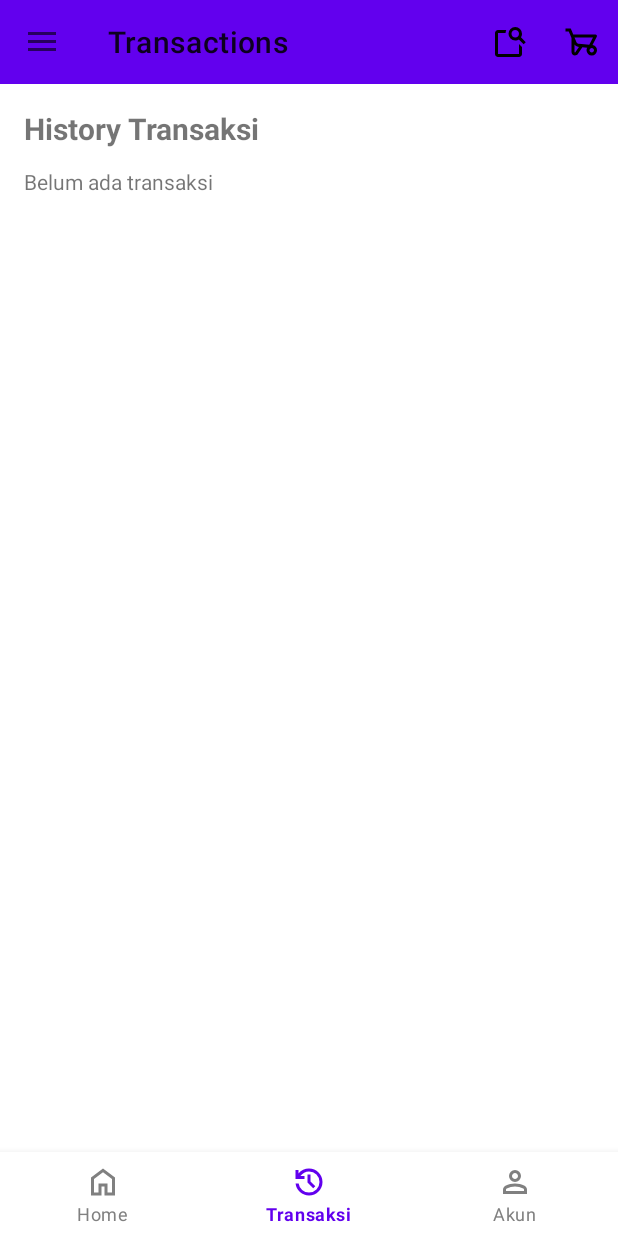
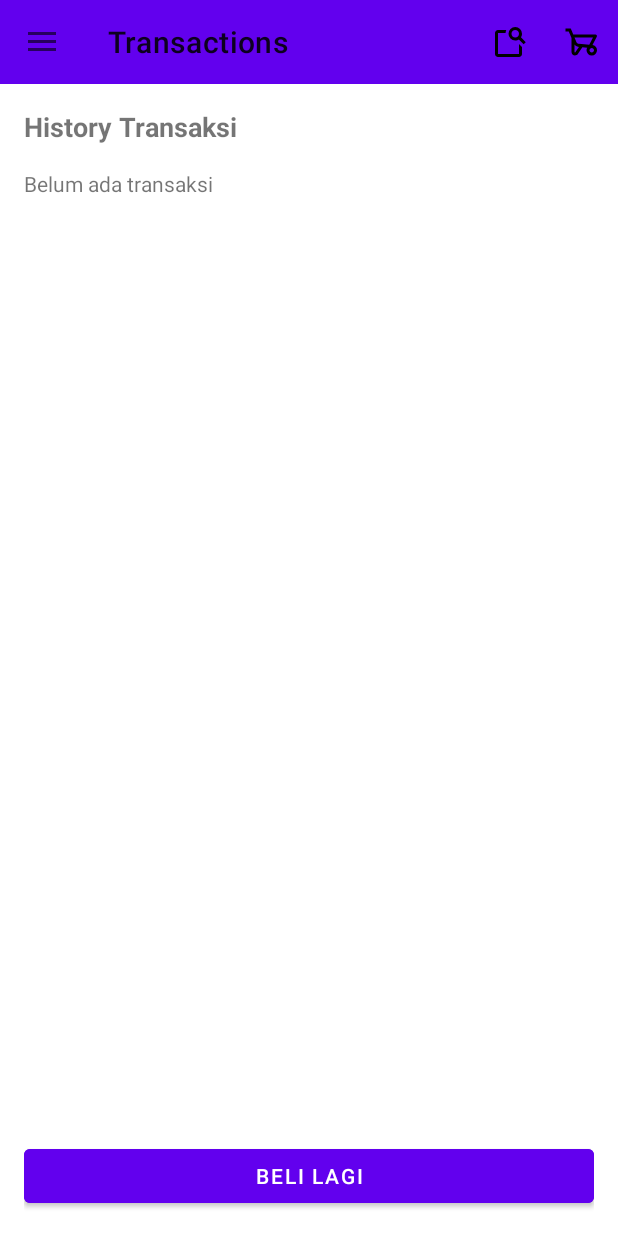
Before and after one commit to ryanradithya/miniprojectv2, an Android app: the TransactionsFragment screen opened through its navigation route, on a phone screen of 412 x 824 dp. Run offline under Robolectric (Android 15) with nearby library versions, the phone set to English and light mode, and no system bars; our stand-ins replace navigation-ui.

Commit message:
tipen - ganti navbar di transcation jadi tombol beli lagi

```diff
--- a/app/src/main/java/com/example/miniprojectv2/MainActivity.kt
+++ b/app/src/main/java/com/example/miniprojectv2/MainActivity.kt
@@ -33,6 +33,8 @@ class MainActivity : AppCompatActivity() {
         appBarConfiguration = AppBarConfiguration(
             setOf(
                 R.id.homeFragment,
+                R.id.jualFragment,
+                R.id.beliFragment,
                 R.id.transactionsFragment,
                 R.id.accountFragment
             ),
@@ -53,10 +55,13 @@ class MainActivity : AppCompatActivity() {
         // 🔥 Atur visibilitas bottom nav
         navController.addOnDestinationChangedListener { _, destination, _ ->
             when (destination.id) {
-                R.id.cartFragment -> bottomNav.visibility = View.GONE
+                R.id.cartFragment,
+                R.id.checkoutFragment,
+                R.id.transactionsFragment -> bottomNav.visibility = View.GONE
                 else -> bottomNav.visibility = View.VISIBLE
             }
         }
+
     }
 
     // supaya tombol back/up jalan
--- a/app/src/main/java/com/example/miniprojectv2/TransactionsFragment.kt
+++ b/app/src/main/java/com/example/miniprojectv2/TransactionsFragment.kt
@@ -4,13 +4,12 @@ import android.os.Bundle
 import android.view.LayoutInflater
 import android.view.View
 import android.view.ViewGroup
-import android.widget.LinearLayout
-import android.widget.TextView
+import android.widget.*
 import androidx.cardview.widget.CardView
 import androidx.fragment.app.Fragment
+import androidx.navigation.fragment.findNavController
 import java.text.SimpleDateFormat
-import java.util.Date
-import java.util.Locale
+import java.util.*
 
 class TransactionsFragment : Fragment() {
     override fun onCreateView(
@@ -21,6 +20,7 @@ class TransactionsFragment : Fragment() {
         val v = inflater.inflate(R.layout.fragment_transactions, container, false)
 
         val transactionList: LinearLayout = v.findViewById(R.id.transactions_list)
+        val btnGoToBeli: Button = v.findViewById(R.id.btn_go_to_beli)
         transactionList.removeAllViews()
 
         if (TransactionManager.transactions.isEmpty()) {
@@ -64,6 +64,12 @@ class TransactionsFragment : Fragment() {
                 transactionList.addView(card)
             }
         }
+
+        // Navigasi ke BeliFragment
+        btnGoToBeli.setOnClickListener {
+            findNavController().navigate(R.id.beliFragment)
+        }
+
         return v
     }
 }
--- a/app/src/main/res/layout/fragment_transactions.xml
+++ b/app/src/main/res/layout/fragment_transactions.xml
@@ -1,22 +1,33 @@
 <?xml version="1.0" encoding="utf-8"?>
 <LinearLayout xmlns:android="http://schemas.android.com/apk/res/android"
-    android:orientation="vertical"
     android:layout_width="match_parent"
     android:layout_height="match_parent"
+    android:orientation="vertical"
     android:padding="16dp">
 
     <TextView
-        android:id="@+id/transactions_title"
+        android:id="@+id/tv_title_transactions"
         android:layout_width="wrap_content"
         android:layout_height="wrap_content"
         android:text="History Transaksi"
-        android:textSize="20sp"
         android:textStyle="bold"
-        android:paddingBottom="12dp"/>
+        android:textSize="18sp"
+        android:layout_marginBottom="16dp" />
 
     <LinearLayout
         android:id="@+id/transactions_list"
         android:layout_width="match_parent"
+        android:layout_height="0dp"
+        android:layout_weight="1"
+        android:orientation="vertical" />
+
+    <Button
+        android:id="@+id/btn_go_to_beli"
+        android:layout_width="match_parent"
         android:layout_height="wrap_content"
-        android:orientation="vertical"/>
+        android:text="Beli Lagi"
+        android:layout_marginTop="16dp"
+        android:backgroundTint="@color/purple_500"
+        android:textColor="@android:color/white" />
+
 </LinearLayout>
--- a/app/src/main/res/navigation/mobile_nav.xml
+++ b/app/src/main/res/navigation/mobile_nav.xml
@@ -65,8 +65,11 @@
         tools:layout="@layout/fragment_checkout">
         <action
             android:id="@+id/action_checkout_to_transaction"
-            app:destination="@id/transactionsFragment" />
+            app:destination="@id/transactionsFragment"
+            app:popUpTo="@id/checkoutFragment"
+            app:popUpToInclusive="true" />
     </fragment>
+
 
 
 
```
